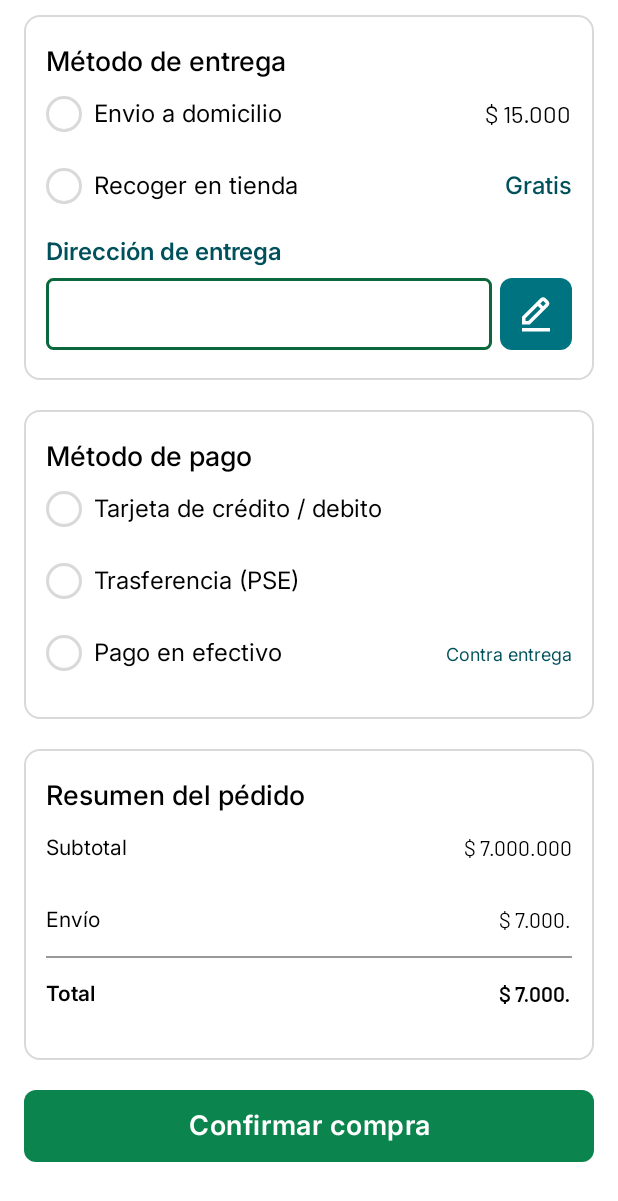
After one commit to JoseDHernandez/ByteStore-Android, an Android app: the fragment OrderFragment shown on its own in the app's theme, on a phone screen of 412 x 824 dp. The commit adds this screen. Shown: the top 1201 px of the screen. Run offline under Robolectric (Android 15) with nearby library versions, the phone set to English and light mode, and no system bars; network calls fail; 2 statements that could not run were skipped.

Commit message:
Order fragment

```diff
--- /dev/null
+++ b/app/src/main/java/com/example/bytestore/ui/order/OrderFragment.kt
@@ -0,0 +1,36 @@
+package com.example.bytestore.ui.order
+
+import android.os.Bundle
+import android.view.LayoutInflater
+import android.view.View
+import android.view.ViewGroup
+import com.example.bytestore.databinding.FragmentOrderBinding
+import com.example.bytestore.ui.ProtectedFragment
+
+
+class OrderFragment : ProtectedFragment() {
+    private var _binding: FragmentOrderBinding? = null
+    private val binding get() = _binding!!
+
+    override fun onCreateView(
+        inflater: LayoutInflater,
+        container: ViewGroup?,
+        savedInstanceState: Bundle?
+    ): View {
+        _binding = FragmentOrderBinding.inflate(inflater, container, false)
+        return binding.root
+    }
+
+    override fun onViewCreated(view: View, savedInstanceState: Bundle?) {
+        super.onViewCreated(view, savedInstanceState)
+        //input de la direccion
+        binding.addressInput
+        //boton de editar direccion
+        binding.addressButton
+    }
+
+    override fun onDestroyView() {
+        _binding = null
+        super.onDestroyView()
+    }
+}
--- /dev/null
+++ b/app/src/main/res/drawable/ic_edit.xml
@@ -0,0 +1,9 @@
+<vector xmlns:android="http://schemas.android.com/apk/res/android"
+    android:width="50dp"
+    android:height="50dp"
+    android:viewportWidth="24"
+    android:viewportHeight="24">
+  <path
+      android:pathData="M19.045,7.401c0.378,-0.378 0.586,-0.88 0.586,-1.414s-0.208,-1.036 -0.586,-1.414l-1.586,-1.586c-0.378,-0.378 -0.88,-0.586 -1.414,-0.586s-1.036,0.208 -1.413,0.585L4,13.585L4,18h4.413zM16.045,4.401l1.587,1.585l-1.59,1.584l-1.586,-1.585zM6,16v-1.585l7.04,-7.018l1.586,1.586L7.587,16zM4,20h16v2L4,22z"
+      android:fillColor="#fff"/>
+</vector>
--- /dev/null
+++ b/app/src/main/res/layout/fragment_order.xml
@@ -0,0 +1,251 @@
+<?xml version="1.0" encoding="utf-8"?>
+<LinearLayout xmlns:android="http://schemas.android.com/apk/res/android"
+    xmlns:app="http://schemas.android.com/apk/res-auto"
+    xmlns:tools="http://schemas.android.com/tools"
+    android:layout_width="match_parent"
+    android:layout_height="match_parent"
+    android:paddingHorizontal="16dp"
+    android:paddingTop="10dp"
+    android:orientation="vertical"
+    tools:context=".ui.order.OrderFragment">
+
+    <LinearLayout
+        android:background="@drawable/card_background"
+        android:orientation="vertical"
+        android:layout_width="match_parent"
+        android:layout_height="wrap_content">
+
+        <TextView
+            android:text="Método de entrega"
+            android:fontFamily="@font/inter_medium"
+            android:textSize="18dp"
+            android:layout_width="match_parent"
+            android:layout_height="wrap_content" />
+
+        <RadioGroup
+            android:layout_width="match_parent"
+            android:layout_height="wrap_content">
+
+            <LinearLayout
+                android:layout_width="match_parent"
+                android:layout_height="48dp"
+                android:orientation="horizontal"
+                android:gravity="center_vertical">
+
+                <RadioButton
+                    style="@style/Widget.ByteStore.RadioButton"
+                    android:text="Envio a domicilio"
+                    android:layout_width="wrap_content"
+                    android:layout_height="match_parent" />
+
+                <View
+                    android:layout_width="0dp"
+                    android:layout_height="0dp"
+                    android:layout_weight="1" />
+
+                <TextView
+                    android:textSize="16sp"
+                    android:id="@+id/deliveryCost"
+                    android:text="$ 15.000"
+                    android:fontFamily="@font/barlow"
+                    android:layout_width="wrap_content"
+                    android:layout_height="wrap_content" />
+            </LinearLayout>
+
+            <LinearLayout
+                android:layout_width="match_parent"
+                android:layout_height="48dp"
+                android:orientation="horizontal"
+                android:gravity="center_vertical">
+
+                <RadioButton
+                    style="@style/Widget.ByteStore.RadioButton"
+                    android:text="Recoger en tienda"
+                    android:layout_width="wrap_content"
+                    android:layout_height="match_parent" />
+
+                <View
+                    android:layout_width="0dp"
+                    android:layout_height="0dp"
+                    android:layout_weight="1" />
+
+                <TextView
+                    android:text="Gratis"
+                    android:textSize="16sp"
+                    android:textColor="@color/dark_blue"
+                    android:fontFamily="@font/inter_medium"
+                    android:layout_width="wrap_content"
+                    android:layout_height="wrap_content" />
+            </LinearLayout>
+
+            <TextView
+                android:labelFor="@id/addressInput"
+                android:layout_marginTop="10dp"
+                android:text="Dirección de entrega"
+                style="@style/Widget.ByteStore.InputLabel"
+                android:textColor="@color/dark_blue"
+                android:layout_width="match_parent"
+                android:layout_height="wrap_content" />
+
+            <LinearLayout
+                android:layout_width="match_parent"
+                android:layout_height="wrap_content">
+
+                <EditText
+                    android:id="@+id/addressInput"
+                    android:autofillHints="postalAddress"
+                    android:inputType="text"
+                    style="@style/Widget.ByteStore.Input"
+                    android:layout_width="0dp"
+                    android:layout_height="48dp"
+                    android:layout_weight="1" />
+
+                <ImageView
+                    android:layout_marginStart="5dp"
+                    style="@style/Widget.ByteStore.Button.Secondary"
+                    android:id="@+id/addressButton"
+                    android:src="@drawable/ic_edit"
+                    android:contentDescription="Editar ubicación"
+                    android:layout_width="48dp"
+                    android:layout_height="48dp"
+                    app:tint="@color/white" />
+            </LinearLayout>
+        </RadioGroup>
+    </LinearLayout>
+
+    <LinearLayout
+        android:layout_marginTop="20dp"
+        android:background="@drawable/card_background"
+        android:orientation="vertical"
+        android:layout_width="match_parent"
+        android:layout_height="wrap_content">
+
+        <TextView
+            android:text="Método de pago"
+            android:fontFamily="@font/inter_medium"
+            android:textSize="18dp"
+            android:layout_width="match_parent"
+            android:layout_height="wrap_content" />
+        <RadioGroup
+            android:layout_width="match_parent"
+            android:layout_height="wrap_content">
+            <RadioButton
+                style="@style/Widget.ByteStore.RadioButton"
+                android:text="Tarjeta de crédito / debito"
+                android:layout_width="match_parent"
+                android:layout_height="48dp"/>
+            <RadioButton
+                style="@style/Widget.ByteStore.RadioButton"
+                android:text="Trasferencia (PSE)"
+                android:layout_width="match_parent"
+                android:layout_height="48dp"/>
+            <LinearLayout
+                android:orientation="horizontal"
+                android:layout_width="match_parent"
+                android:layout_height="48dp">
+                <RadioButton
+                    style="@style/Widget.ByteStore.RadioButton"
+                    android:text="Pago en efectivo"
+                    android:layout_width="0dp"
+                    android:layout_weight="1"
+                    android:layout_height="match_parent"/>
+                <TextView
+                    android:textColor="@color/dark_blue"
+                    android:textSize="12sp"
+                    android:text="Contra entrega"
+                    android:layout_width="wrap_content"
+                    android:layout_height="wrap_content"/>
+            </LinearLayout>
+        </RadioGroup>
+    </LinearLayout>
+    <LinearLayout
+        android:layout_marginTop="20dp"
+        android:orientation="vertical"
+        android:background="@drawable/card_background"
+        android:layout_width="match_parent"
+        android:layout_height="wrap_content">
+        <TextView
+            android:text="Resumen del pédido"
+            android:fontFamily="@font/inter_medium"
+            android:textSize="18dp"
+            android:layout_width="match_parent"
+            android:layout_height="wrap_content" />
+        <LinearLayout
+            android:gravity="center_vertical"
+            android:orientation="horizontal"
+            android:layout_width="match_parent"
+            android:layout_height="48dp">
+            <TextView
+                android:text="Subtotal"
+                android:layout_width="wrap_content"
+                android:layout_height="wrap_content"
+                android:layout_weight="1"/>
+            <View
+                android:layout_width="0dp"
+                android:layout_height="0dp"
+                android:layout_weight="1"/>
+            <TextView
+                android:fontFamily="@font/barlow"
+                android:id="@+id/subtotalPrice"
+                android:text="$ 7.000.000"
+                android:layout_width="wrap_content"
+                android:layout_height="wrap_content"/>
+        </LinearLayout>
+        <LinearLayout
+            android:id="@+id/deliveryPriceLayout"
+            android:gravity="center_vertical"
+            android:orientation="horizontal"
+            android:layout_width="match_parent"
+            android:layout_height="48dp">
+            <TextView
+                android:text="Envío"
+                android:layout_width="wrap_content"
+                android:layout_height="wrap_content"
+                android:layout_weight="1"/>
+            <View
+                android:layout_width="0dp"
+                android:layout_height="0dp"
+                android:layout_weight="1"/>
+            <TextView
+                android:fontFamily="@font/barlow"
+                android:id="@+id/deliveryPriceText"
+                android:text="$ 7.000."
+                android:layout_width="wrap_content"
+                android:layout_height="wrap_content"/>
+        </LinearLayout>
+        <View
+            android:background="@color/gray"
+            android:layout_width="match_parent"
+            android:layout_height="1dp"/>
+        <LinearLayout
+            android:id="@+id/deliveryPriceView"
+            android:gravity="center_vertical"
+            android:orientation="horizontal"
+            android:layout_width="match_parent"
+            android:layout_height="48dp">
+            <TextView
+                android:fontFamily="@font/inter_semibold"
+                android:text="Total"
+                android:layout_width="wrap_content"
+                android:layout_height="wrap_content"
+                android:layout_weight="1"/>
+            <View
+                android:layout_width="0dp"
+                android:layout_height="0dp"
+                android:layout_weight="1"/>
+            <TextView
+                android:fontFamily="@font/barlow_semibold"
+                android:id="@+id/totalPrice"
+                android:text="$ 7.000."
+                android:layout_width="wrap_content"
+                android:layout_height="wrap_content"/>
+        </LinearLayout>
+    </LinearLayout>
+<Button
+    android:layout_marginTop="20dp"
+    android:id="@+id/buyButton"
+    android:text="Confirmar compra"
+    style="@style/Widget.ByteStore.Button.Primary"
+    android:layout_width="match_parent"
+    android:layout_height="wrap_content"/>
+</LinearLayout>
--- a/app/src/main/res/layout/fragment_products.xml
+++ b/app/src/main/res/layout/fragment_products.xml
@@ -44,13 +44,15 @@
                 android:inputType="text"
                 tools:ignore="NestedWeights" />
             <ImageView
-                android:visibility="gone"
+                android:visibility="visible"
                 android:id="@+id/clearSearchButton"
                 android:layout_width="48dp"
                 android:layout_height="48dp"
                 android:clickable="true"
                 android:contentDescription="Limpiar busqueda"
-                android:scaleType="center"
+                android:scaleType="centerInside"
+                android:scaleY="1.4"
+                android:scaleX="1.4"
                 android:src="@drawable/ic_close"
                 app:tint="@color/black" />
             <ImageView
--- a/app/src/main/res/values/strings.xml
+++ b/app/src/main/res/values/strings.xml
@@ -1,3 +1,5 @@
 <resources>
     <string name="app_name">Byte store</string>
+    <!-- TODO: Remove or change this placeholder text -->
+    <string name="hello_blank_fragment">Hello blank fragment</string>
 </resources>
```
